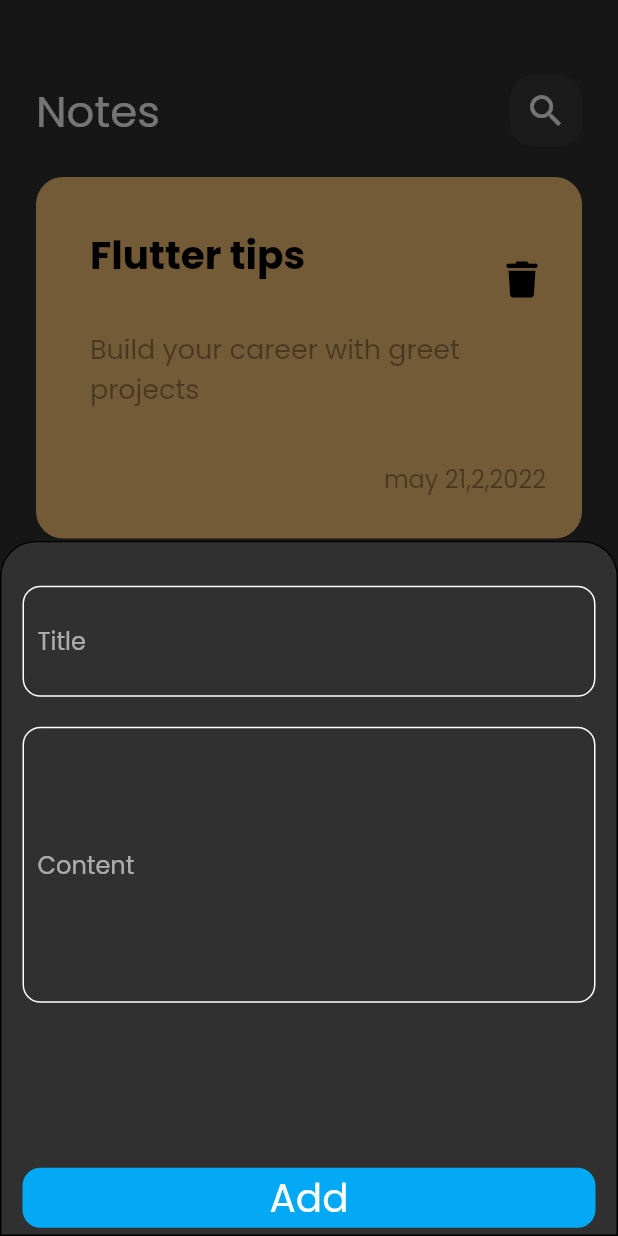
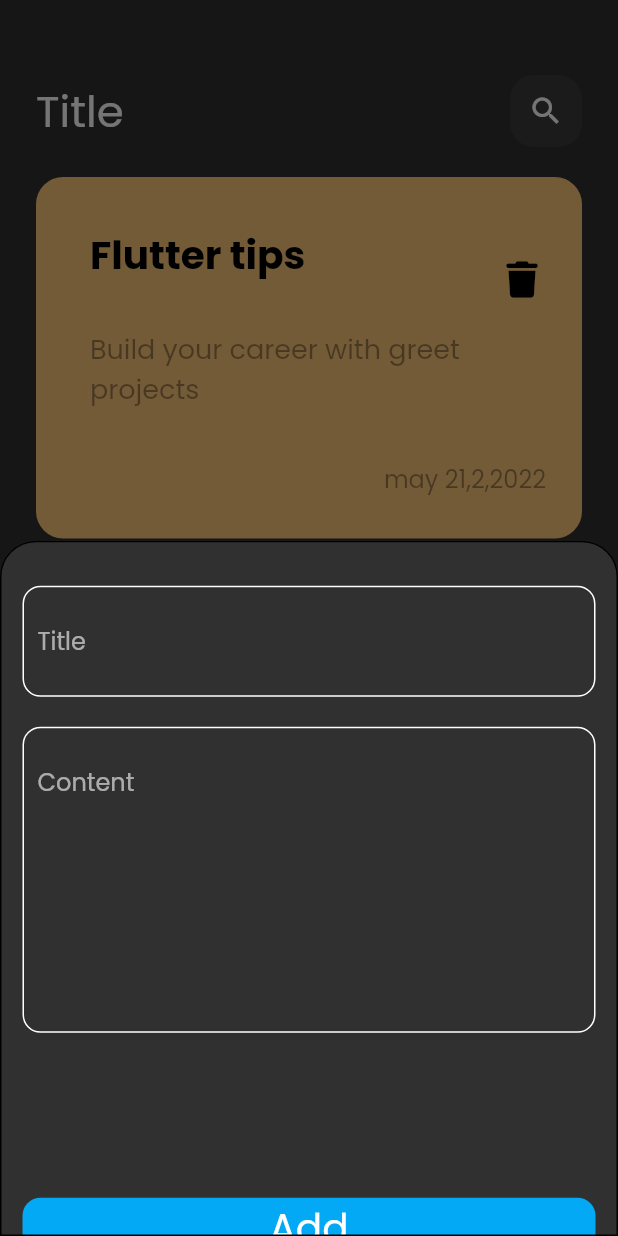
Before and after one commit to waleed-elgendy/Notes_App, a Flutter app: the screen it shows after launch, after a tap on the "add" icon, on a phone screen of 412 x 824 dp. Run offline on Flutter 3.47's test engine with Material 2 defaults, Android fonts, the phone set to English and light mode, and no system bars; our stand-ins replace font_awesome_flutter.

Commit message:
create edie note page

```diff
--- a/lib/pages/home_page.dart
+++ b/lib/pages/home_page.dart
@@ -23,13 +23,16 @@ class HomePage extends StatelessWidget {
         },
         child: const Icon(Icons.add),
       ),
-      body: const Padding(
-        padding: EdgeInsets.symmetric(horizontal: 24),
+      body:  Padding(
+        padding: const EdgeInsets.symmetric(horizontal: 24),
         child: Column(
           children: [
-            SizedBox(height: 50),
-            CustomAppBar(),
-            Expanded(
+            const SizedBox(height: 50),
+            CustomAppBar(
+              text: "Title",
+              icon: IconButton(icon: const Icon(Icons.search_outlined),onPressed: (){},),
+            ),
+            const Expanded(
               child: NotesListView(),
             )
           ],
--- a/lib/shared_widgets/add_note_bottom_sheet.dart
+++ b/lib/shared_widgets/add_note_bottom_sheet.dart
@@ -13,12 +13,11 @@ class AddNote extends StatelessWidget {
             padding: EdgeInsets.only(top: 30, bottom: 15, right: 15, left: 15),
             child: CustomTextField(
               hint: 'Title',
-              vContent: 25,
-              hContent: 10,
+              maxlines: 1,
             )),
         Padding(
           padding: EdgeInsets.only(top: 5, right: 15, left: 15),
-          child: CustomTextField(hint: 'Content', vContent: 80, hContent: 10),
+          child: CustomTextField(hint: 'Content',maxlines: 7,),
         ),
         SizedBox(height: 80),
         CustomButton(text: 'Add')
--- a/lib/shared_widgets/custom_appBar.dart
+++ b/lib/shared_widgets/custom_appBar.dart
@@ -1,16 +1,17 @@
 import 'package:flutter/material.dart';
 class CustomAppBar extends StatelessWidget {
   const CustomAppBar({
-    super.key,
+    super.key, required this.text, required this.icon,
   });
-
+  final String text;
+  final IconButton icon;
   @override
   Widget build(BuildContext context) {
     return Row(
       mainAxisAlignment: MainAxisAlignment.spaceBetween,
       children: [
-        const Text(
-          "Notes",
+         Text(
+          text,
           style: TextStyle(fontSize: 29),
         ),
         Container(
@@ -20,8 +21,8 @@ class CustomAppBar extends StatelessWidget {
             color: const Color(0xff3B3B3B),
             borderRadius: BorderRadius.circular(16),
           ),
-          child: const Center(
-            child: Icon(Icons.search, size: 28),
+          child:  Center(
+            child: icon,
           ),
         ),
       ],
--- a/lib/shared_widgets/custom_text_field.dart
+++ b/lib/shared_widgets/custom_text_field.dart
@@ -4,14 +4,14 @@ class CustomTextField extends StatelessWidget {
   const CustomTextField({
     required this.hint,
     super.key,
-    required this.vContent,
-    required this.hContent,
+    @required this.maxlines,
   });
-  final double vContent, hContent;
+  final int? maxlines;
   final String hint;
   @override
   Widget build(BuildContext context) {
     return TextField(
+      maxLines: maxlines,
       decoration: InputDecoration(
           enabledBorder: const OutlineInputBorder(
               borderSide: BorderSide(color: Colors.white),
@@ -22,8 +22,7 @@ class CustomTextField extends StatelessWidget {
           focusedBorder: const OutlineInputBorder(
               borderSide: BorderSide(color: Colors.white),
               borderRadius: BorderRadius.all(Radius.circular(12))),
-          contentPadding:
-               EdgeInsets.symmetric(vertical: vContent, horizontal: hContent),
+          contentPadding: const EdgeInsets.symmetric(vertical: 25, horizontal: 10),
           hintText: hint),
     );
   }
--- a/lib/shared_widgets/note_widget.dart
+++ b/lib/shared_widgets/note_widget.dart
@@ -1,5 +1,6 @@
 import 'package:flutter/material.dart';
 import 'package:font_awesome_flutter/font_awesome_flutter.dart';
+import 'package:notes_app/pages/edit_note_page.dart';
 class NoteWidget extends StatelessWidget {
   const NoteWidget({
     super.key,
@@ -7,7 +8,15 @@ class NoteWidget extends StatelessWidget {
 
   @override
   Widget build(BuildContext context) {
-    return Container(
+    return GestureDetector(
+      onTap: () {
+        Navigator.push(
+            context,
+            MaterialPageRoute(
+              builder: (context) => const EditNote(),
+            ));
+      },
+      child: Container(
         padding: const EdgeInsets.only(
           left: 20,
           top: 28,
@@ -67,6 +76,7 @@ class NoteWidget extends StatelessWidget {
             ),
           ],
         ),
+      ),
     );
   }
 }
--- a/lib/shared_widgets/notes_listView.dart
+++ b/lib/shared_widgets/notes_listView.dart
@@ -1,18 +1,19 @@
 import 'package:flutter/material.dart';
 import 'package:notes_app/shared_widgets/note_widget.dart';
+
 class NotesListView extends StatelessWidget {
   const NotesListView({Key? key}) : super(key: key);
 
   @override
   Widget build(BuildContext context) {
     return Padding(
-      padding: const EdgeInsets.only(top:  20,bottom: 10),
+      padding: const EdgeInsets.only(top: 20, bottom: 10),
       child: ListView.builder(
         padding: EdgeInsets.zero,
         physics: const BouncingScrollPhysics(),
-        itemBuilder: (context, index) => const Padding(
-          padding:  EdgeInsets.only(bottom: 5),
-          child:  NoteWidget(),
+        itemBuilder: (context, index) => Padding(
+          padding: const EdgeInsets.only(bottom: 5),
+          child: const NoteWidget(),
         ),
       ),
     );
```
Also changed, not shown: lib/pages/edit_note_page.dart (added, +38 -0 lines). Lines whose indentation alone changed are shown as unchanged.
